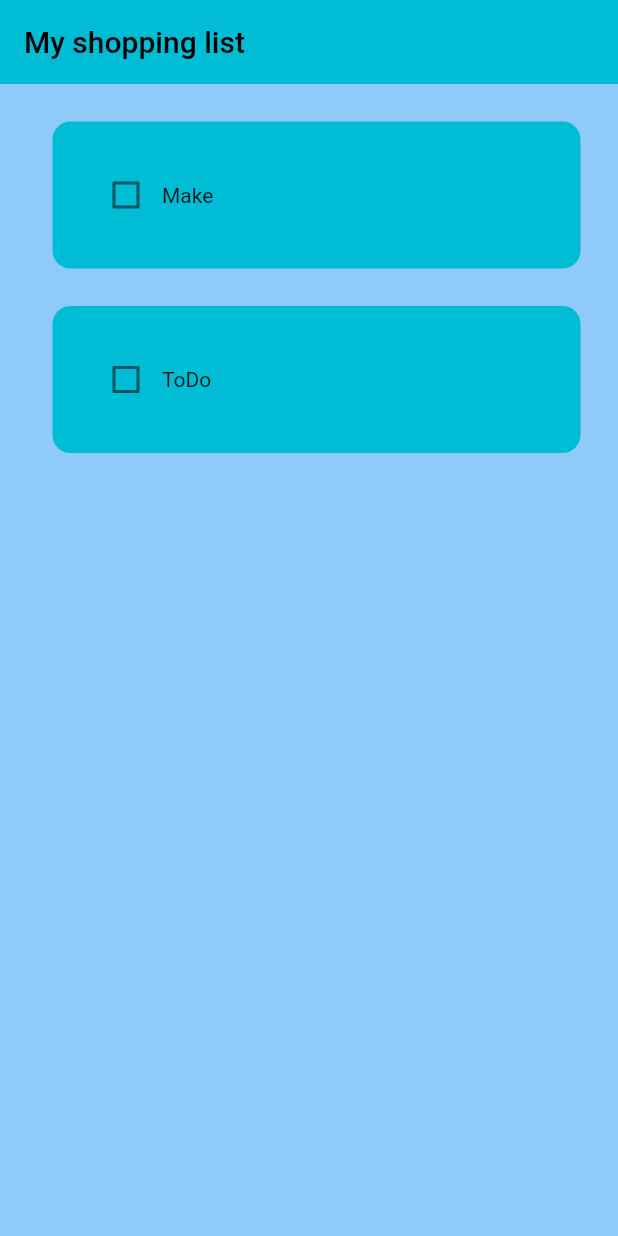
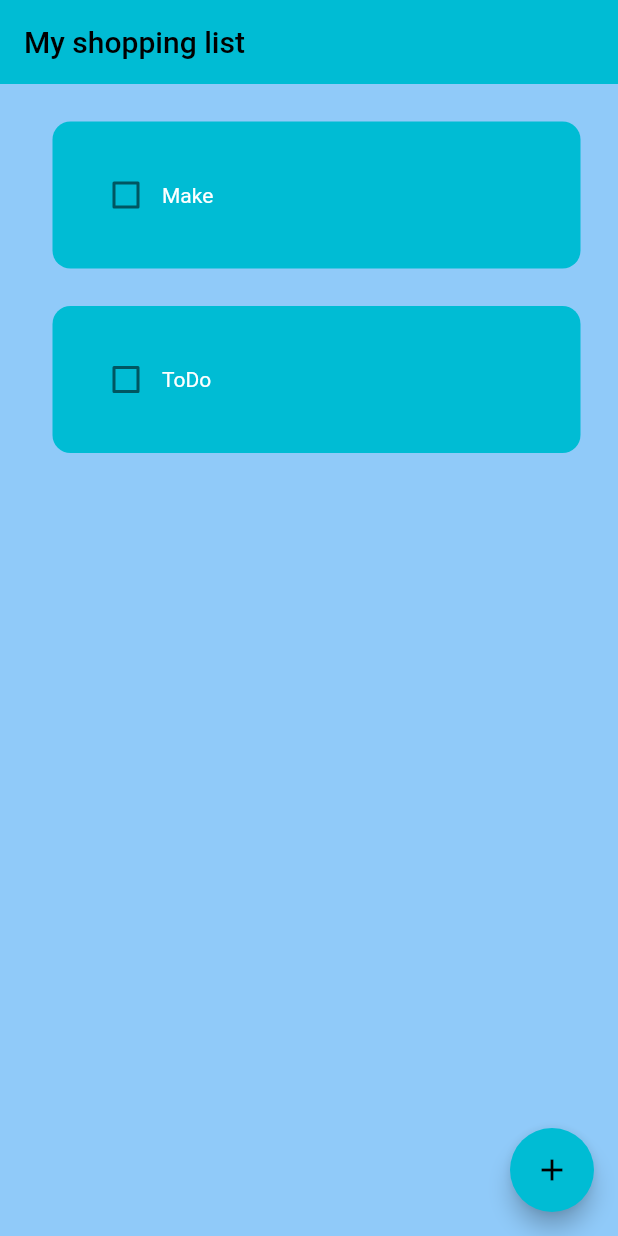
Before and after one commit to michalkrysinski/my_shopping_list, a Flutter app: the screen it shows after launch, on a phone screen of 412 x 824 dp. Run offline on Flutter 3.47's test engine with Material 2 defaults, Android fonts, the phone set to English and light mode, and no system bars.

Commit message:
Add FloatingActionButton

```diff
--- a/lib/app/home/home_page.dart
+++ b/lib/app/home/home_page.dart
@@ -26,6 +26,15 @@ class _HomePageState extends State<HomePage> {
       myShoppingList[index][1] = !myShoppingList[index][1];
     });
   }
+//createNewTask
+
+  void createNewTask() {
+    showDialog(
+        context: context,
+        builder: (context) {
+          return AlertDialog();
+        });
+  }
 
   @override
   Widget build(BuildContext context) {
@@ -34,6 +43,12 @@ class _HomePageState extends State<HomePage> {
       appBar: AppBar(
         title: const Text('My shopping list'),
         elevation: 0,
+      ),
+      floatingActionButton: FloatingActionButton(
+        onPressed: createNewTask,
+        child: Icon(
+          Icons.add,
+        ),
       ),
       body: ListView.builder(
         itemCount: myShoppingList.length,
--- a/lib/app/util/myshoppinglist_tile.dart
+++ b/lib/app/util/myshoppinglist_tile.dart
@@ -29,12 +29,18 @@ class MyShoppingListTile extends StatelessWidget {
             Checkbox(
               value: taskCompleted,
               onChanged: onChanged,
-              activeColor: Colors.black,
+              activeColor: Colors.red,
             ),
 
             //task name
             Text(
               taskName,
+              style: TextStyle(
+                color: Colors.white,
+                decoration: taskCompleted
+                    ? TextDecoration.lineThrough
+                    : TextDecoration.none,
+              ),
             ),
           ],
         ),
```
Also changed, not shown: lib/app/util/dialog_box.dart (added).
